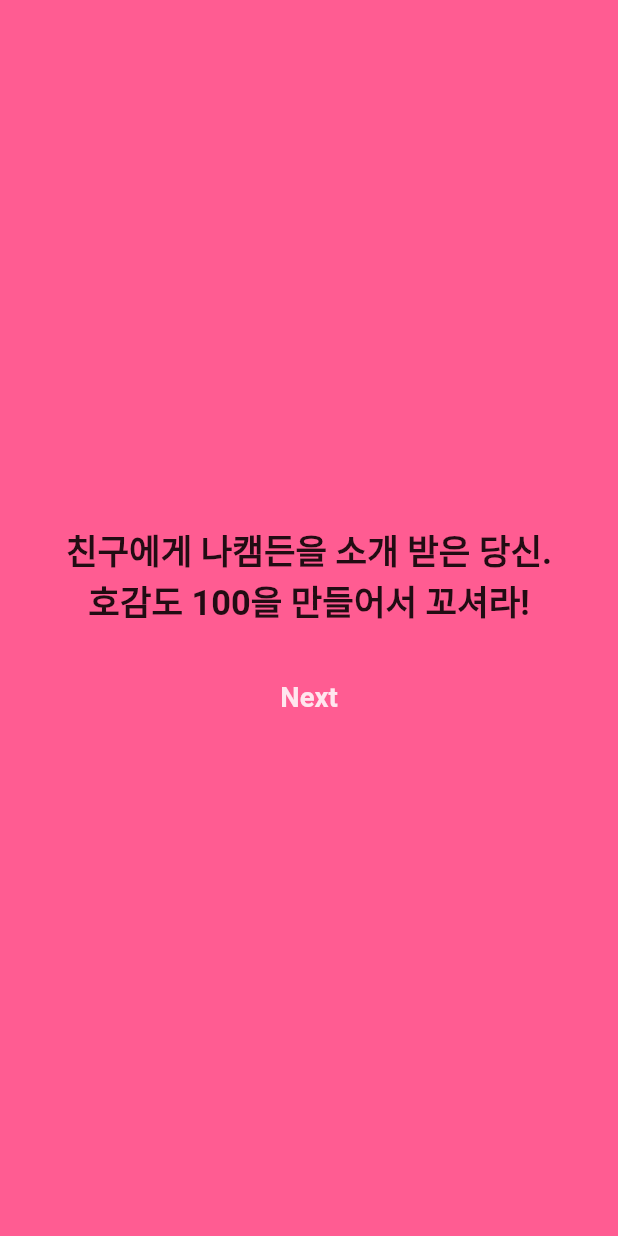
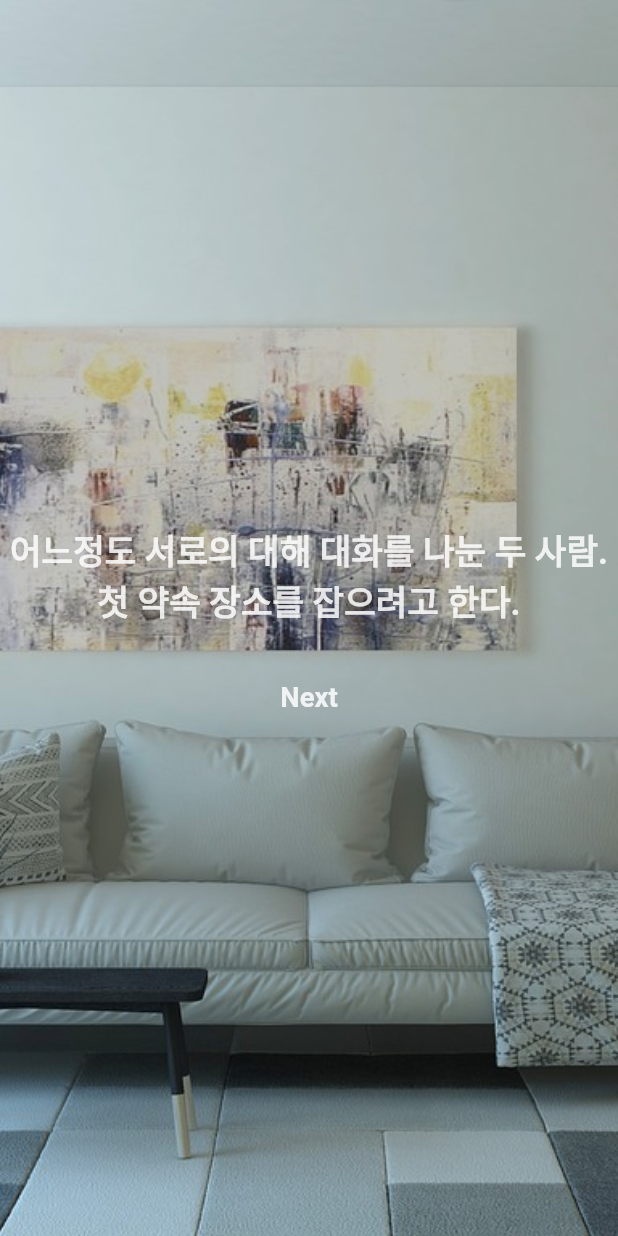
Before and after one commit to minjilee-03/kamden_dating_game, a Flutter app: the Story2 screen opened directly, on a phone screen of 412 x 824 dp. Run offline on Flutter 3.47's test engine with Material 2 defaults, Android fonts, the phone set to English and light mode, and no system bars; our stand-ins replace animated_text_kit, assets_audio_player, firebase_core, flutter_screenutil, get; accounts and stored records are empty.

Commit message:
feat: modify

```diff
--- a/lib/screen/story2.dart
+++ b/lib/screen/story2.dart
@@ -20,22 +20,30 @@ class _Story2State extends State<Story2> {
   @override
   Widget build(BuildContext context) {
     return Scaffold(
-      backgroundColor: const Color.fromRGBO(255, 92, 146, 30),
       body: Container(
         alignment: Alignment.center,
+        decoration: const BoxDecoration(
+          image: DecorationImage(
+            fit: BoxFit.cover,
+            // opacity: 30.0,
+            image: AssetImage('assets/home.jpg'), // 배경 이미지
+          ),
+        ),
         child: Column(
           mainAxisAlignment: MainAxisAlignment.center,
           children: [
             Text(
-              '친구에게 나캠든을 소개 받은 당신.',
+              '어느정도 서로의 대해 대화를 나눈 두 사람.',
               style: TextStyle(
+                color: Color.fromARGB(216, 255, 255, 255),
                 fontSize: 20.sp,
                 fontWeight: FontWeight.w700,
               ),
             ),
             Text(
-              '호감도 100을 만들어서 꼬셔라!',
+              '첫 약속 장소를 잡으려고 한다.',
               style: TextStyle(
+                color: Color.fromARGB(216, 255, 255, 255),
                 fontSize: 20.sp,
                 fontWeight: FontWeight.w700,
               ),
```
Also changed, not shown: lib/screen/frist_chat_answer.dart (+10 -6 lines).
